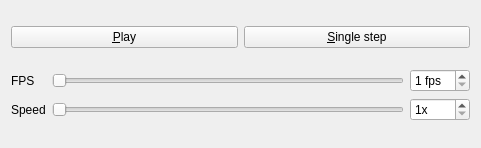
Before: the Qt Designer form src/ui/playercontrolwidget.ui in mina86/physics-opengl, drawn with Qt 5.
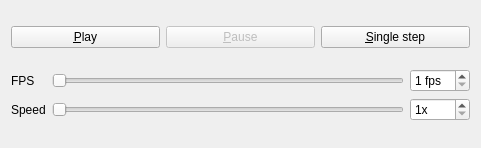
After: the same form once the commit is applied.

Commit message: ui::PlayerControlWidget separate Play and Pause buttons

Diff of the .ui file:
```diff
--- a/src/ui/playercontrolwidget.ui
+++ b/src/ui/playercontrolwidget.ui
@@ -32,6 +32,16 @@
        </property>
       </widget>
      </item>
+     <item>
+      <widget class="QPushButton" name="pauseButton">
+       <property name="enabled">
+        <bool>false</bool>
+       </property>
+       <property name="text">
+        <string>&amp;Pause</string>
+       </property>
+      </widget>
+     </item>
      <item>
       <widget class="QPushButton" name="stepButton">
        <property name="enabled">
```
The commit also changes 1 other file.
